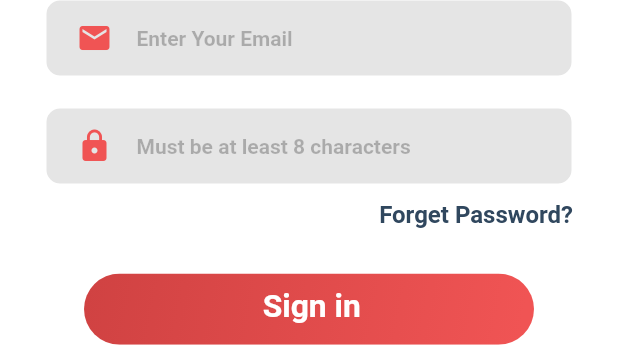
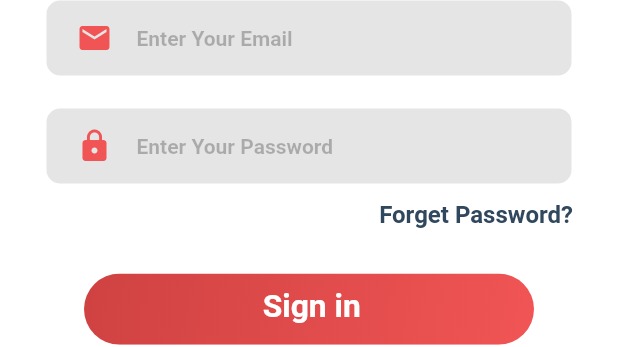
Before and after one commit to Firas-Amin/timer_tracker, a Flutter app: what create() shows on an empty page, opened directly, on a phone screen of 412 x 824 dp. Shown: the part 406-753 px from the top of the screen. Run offline on Flutter 3.47's test engine with Material 2 defaults, Android fonts, the phone set to English and light mode, and no system bars; our stand-ins replace firebase_auth, firebase_core, flutter_svg, fluttertoast, google_sign_in; accounts and stored records are empty; network calls fail; Roboto replaces fonts that are missing (Cairo).

```diff
--- a/lib/Auth.dart
+++ b/lib/Auth.dart
@@ -1,6 +1,5 @@
 import 'package:firebase_auth/firebase_auth.dart';
 import 'package:google_sign_in/google_sign_in.dart';
-import 'dart:math';
 abstract class AuthBase{
 
 User get currentUser;
--- a/lib/Blocs/SignInBloc.dart
+++ b/lib/Blocs/SignInManager.dart
@@ -6,31 +6,22 @@ import 'package:flutter/foundation.dart';
 
 import '../Auth.dart';
 
-class SignInBloc {
-  SignInBloc({@required this.auth});
+class SignInManager {
+  SignInManager({@required this.auth, @required this.isLoading});
   final AuthBase auth;
+  final ValueNotifier<bool> isLoading;
 
-  final StreamController<bool> _isLoadingController = StreamController<bool>();
-  Stream<bool> get isLoadingStream => _isLoadingController.stream;
 
-  void dispose(){
-    _isLoadingController.close();
-  }
-
-  void _setIsLoading(bool isLoading) => _isLoadingController.add(isLoading);
 
 
 
   Future<User> _signIn(Future<User> Function() signInMethod) async { // تختصر وتاخد فنكشن
     try {
-      _setIsLoading(true);
+      isLoading.value = true;
       return await signInMethod();
-
     }catch(e){
+      isLoading.value=false;
       rethrow;
-
-    }finally{
-      _setIsLoading(false);
     }
   }
   Future<User> signInAnonymously() async => await _signIn(auth.signInAnonymously);
--- a/lib/LoginPage.dart
+++ b/lib/LoginPage.dart
@@ -2,7 +2,7 @@ import 'package:firebase_auth/firebase_auth.dart';
 import 'package:flutter/material.dart';
 import 'package:flutter_svg/svg.dart';
 import 'package:provider/provider.dart';
-import 'package:timer_tracker/Blocs/SignInBloc.dart';
+import 'package:timer_tracker/Blocs/SignInManager.dart';
 import 'package:timer_tracker/Component/Exception_Alert.dart';
 import 'Auth.dart';
 import 'package:timer_tracker/constants.dart';
@@ -14,21 +14,25 @@ import 'Component/BuildSoicalButton.dart';
 
 
 class LoginPage extends StatelessWidget {
-
-   LoginPage({Key key, this.bloc}) : super(key: key);
-  final SignInBloc bloc;
+   LoginPage({Key key, this.manager,@required this.isLoading}) : super(key: key);
+  final SignInManager manager;
+  final bool isLoading;
   static Widget create(BuildContext context){
     final auth = Provider.of<AuthBase>(context,listen: false);
-    return Provider<SignInBloc>(
-      create:(_) => SignInBloc(auth: auth),
-      dispose: (_,bloc) => bloc.dispose(),
-      child: Consumer<SignInBloc>(
-        builder: (_, bloc,__) => LoginPage(bloc: bloc,)
+    return ChangeNotifierProvider<ValueNotifier<bool>>(
+      create: (_)=> ValueNotifier<bool>(false),
+
+      child: Consumer<ValueNotifier<bool>>(
+        builder: (_, isLoading, __)=> Provider<SignInManager>(
+          create:(_) => SignInManager(auth: auth, isLoading: isLoading),
+          child: Consumer<SignInManager>(
+            builder: (_, manager,__) => LoginPage(manager: manager,isLoading: isLoading.value,)
+          ),
+        ),
       ),
     );
 
   }
-
 
 
   final TextEditingController _email = TextEditingController();
@@ -43,22 +47,14 @@ class LoginPage extends StatelessWidget {
 
   @override
   Widget build(BuildContext context) {
-    final bloc = Provider.of<SignInBloc>(context, listen: false);
     return Scaffold(
       resizeToAvoidBottomInset: false,
-      body: StreamBuilder<bool>(
-        stream: bloc.isLoadingStream,
-        initialData: false,
-        builder: (context, snapshot) {
-          return buildContext(context, snapshot.data);
-        }
-      ),
+      body: buildContext(context),
 
     );
   }
 
-
-  Widget buildContext(BuildContext context, bool isLoading){
+  Widget buildContext(BuildContext context){
     return SingleChildScrollView(
       child: SafeArea(
         child: Padding(
@@ -75,7 +71,7 @@ class LoginPage extends StatelessWidget {
               ),
               RoundedPasswordField(
                 icon:Icons.lock,
-                name: "Must be at least 8 characters",
+                name: "Enter Your Password",
                 controller: _password,
                 focusNode: _passwordFocusNode,
               ),
@@ -84,7 +80,7 @@ class LoginPage extends StatelessWidget {
 
               ClickAbleImage(name:'asset1',width: 300,press: ()=>
               _email.text.isEmpty || _password.text.isEmpty ?  Fluttertoast.showToast(msg: "Fill all the fields") :
-              signInWithEmailAndPassword(_email.text,_password.text,context),
+              isLoading ? print("loading") : signInWithEmailAndPassword(_email.text,_password.text,context),
               ),
               divider(),
               Text("Sign In with ", textAlign: TextAlign.center, style: kMainText.copyWith(fontSize: 16),),
@@ -92,7 +88,7 @@ class LoginPage extends StatelessWidget {
               Row(
                 mainAxisAlignment: MainAxisAlignment.spaceAround,
                 children: [
-                  BuildSocialButton(asset: "google2",onTap:() => _signInWithGoogle(context),
+                  BuildSocialButton(asset: "google2",onTap:() =>  _signInWithGoogle(context),
                    ),
                 ],
               ),
@@ -113,7 +109,7 @@ class LoginPage extends StatelessWidget {
   Future<void> _signInWithGoogle(BuildContext context) async {
 
     try{
-      await bloc.signInGoogle();
+      await manager.signInGoogle();
       Navigator.of(context).pop();
 
     }on FirebaseAuthException catch(e){
--- a/lib/RegisterPage.dart
+++ b/lib/RegisterPage.dart
@@ -4,7 +4,7 @@ import 'package:flutter_svg/svg.dart';
 import 'package:fluttertoast/fluttertoast.dart';
 import 'package:provider/provider.dart';
 import 'Auth.dart';
-import 'Blocs/SignInBloc.dart';
+import 'Blocs/SignInManager.dart';
 import 'Component/BuildSoicalButton.dart';
 import 'Component/ClickAbleImage.dart';
 import 'Component/RoundedPasswordField.dart';
@@ -15,8 +15,8 @@ import 'constants.dart';
 
 class RegisterPage extends StatefulWidget {
   static Widget create(BuildContext context){
-    return Provider<SignInBloc>(
-      create:(_) => SignInBloc(),
+    return Provider<SignInManager>(
+      create:(_) => SignInManager(),
       child: RegisterPage(),
     );
 
--- a/lib/TimeTracker.dart
+++ b/lib/TimeTracker.dart
@@ -4,7 +4,7 @@ import 'package:provider/provider.dart';
 import 'package:timer_tracker/LandingPage.dart';
 import 'package:timer_tracker/RegisterPage.dart';
 import 'Auth.dart';
-import 'Blocs/SignInBloc.dart';
+import 'Blocs/SignInManager.dart';
 import 'Component/ClickAbleImage.dart';
 import 'Component/Exception_Alert.dart';
 import 'LoginPage.dart';
```
